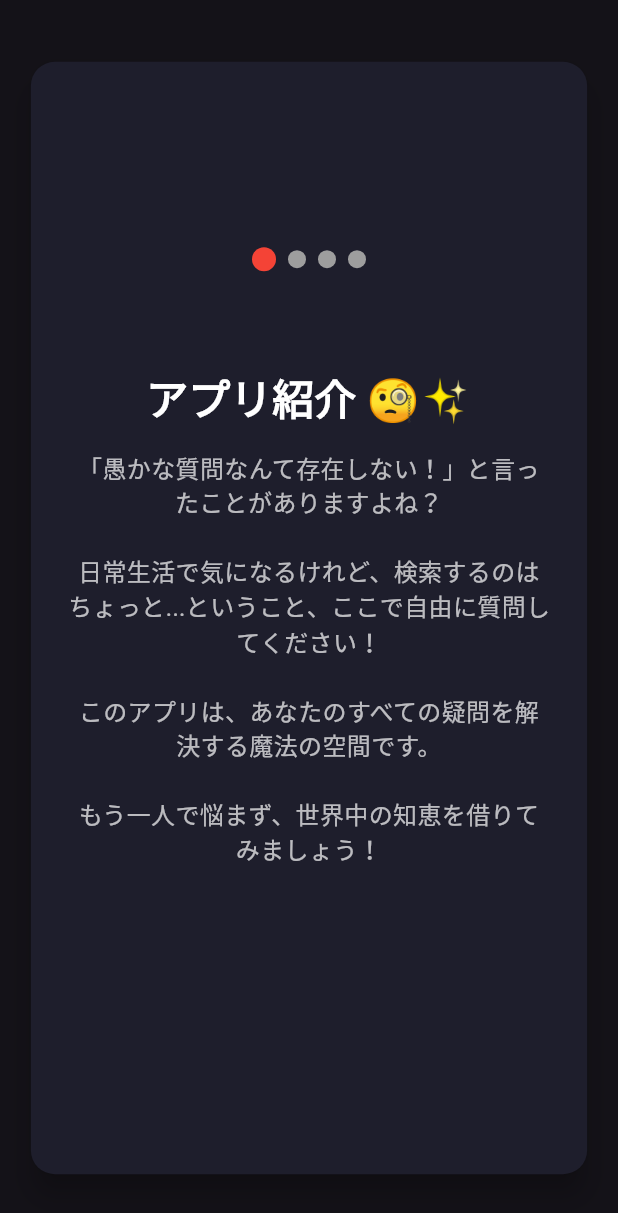
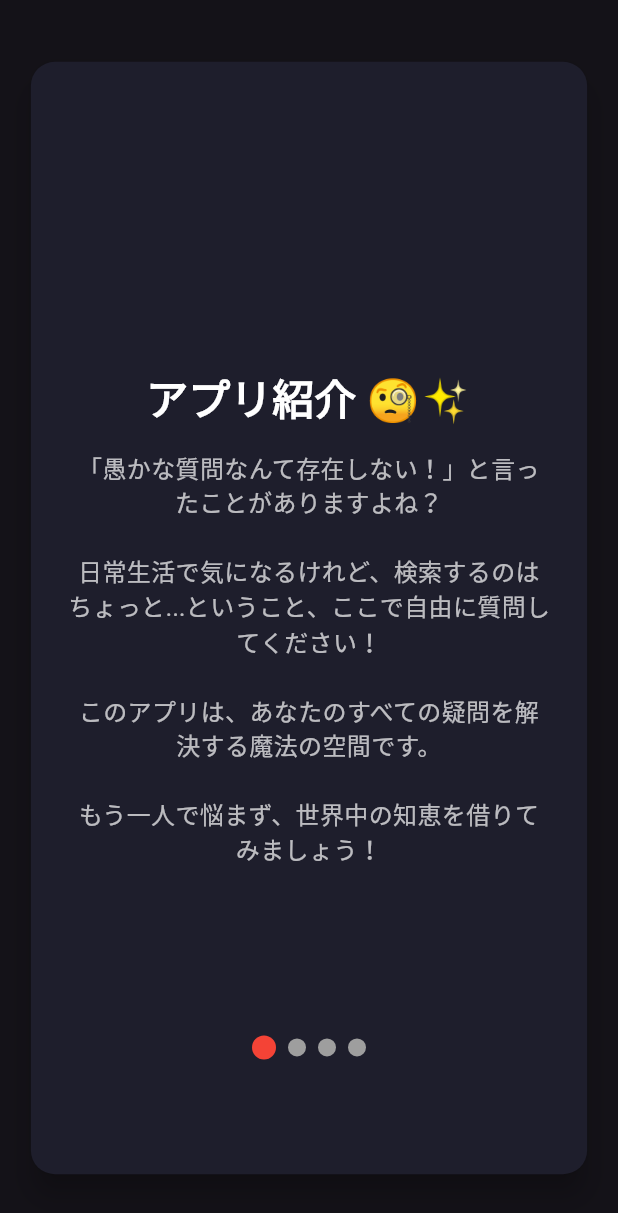
Before and after one commit to jhh78/what_this, a Flutter app: the TutorialScreen screen opened directly, on a phone screen of 412 x 824 dp. Shown: the top 1213 px of the screen. Run offline on Flutter 3.47's test engine with Material 3 defaults, Android fonts, the phone set to English and light mode, and no system bars; our stand-ins replace cached_network_image, firebase_auth, firebase_core, flutter_colorpicker, flutter_dotenv, flutter_signin_button and 10 more; missing offline and left inert: exif; accounts and stored records are empty; generated files the repository leaves out were written again; network calls fail.

Commit message:
version: 1.2.2+22

```diff
--- a/lib/screen/tutorial.dart
+++ b/lib/screen/tutorial.dart
@@ -9,7 +9,7 @@ final List<Map<String, dynamic>> _tutorialData = [
         '日常生活で気になるけれど、検索するのはちょっと...ということ、ここで自由に質問してください！\n\n'
         'このアプリは、あなたのすべての疑問を解決する魔法の空間です。\n\n'
         'もう一人で悩まず、世界中の知恵を借りてみましょう！',
-    'color': const Color(0xFF1E1E2C), // ダークブルー系
+    'color': const Color(0xFF1E1E2C),
   },
   {
     'title': '使い方 🎯📸',
@@ -19,7 +19,7 @@ final List<Map<String, dynamic>> _tutorialData = [
         '3. 必要なら写真を添付！（言葉で説明しにくい場合は写真一枚で解決！）\n'
         '4. 手書きで絵を描いて質問することも可能！（アイデアを視覚化して共有しましょう！）\n\n'
         '気軽に、負担なく使ってください！ 🎉',
-    'color': const Color(0xFF2C2C2C), // ダークグレー系
+    'color': const Color(0xFF2C2C2C),
   },
   {
     'title': '会員情報＆アカウント管理 ⚠️🔑',
@@ -27,7 +27,7 @@ final List<Map<String, dynamic>> _tutorialData = [
         '1. 退会するとアカウントは完全に削除されますが、既に投稿した質問は残ります。（インターネットの痕跡は消せない...🥲）\n'
         '2. アカウントを削除すると復元できないので、慎重に決定してください！\n\n'
         '退会は自由ですが、また戻りたくなるかも...? 😉',
-    'color': const Color(0xFF1F1F1F), // ダークチャコール系
+    'color': const Color(0xFF1F1F1F),
   },
   {
     'title': '質問を投稿する準備完了！ 🚀🎤',
@@ -36,7 +36,7 @@ final List<Map<String, dynamic>> _tutorialData = [
         '「これを聞いてもいいのかな...？」と思ったら？そんな時こそもっと面白い質問です！ 😆\n\n'
         '写真や手書きの絵を添付して、より具体的に質問を伝えることもできます。\n\n'
         '💡 今すぐ質問しに行こう！ 💡',
-    'color': const Color(0xFF242424), // ダークブラック系
+    'color': const Color(0xFF242424),
   },
 ];
 
@@ -56,38 +56,47 @@ class _TutorialScreenState extends State<TutorialScreen> {
     return Scaffold(
       body: Stack(
         children: [
-          PageView.builder(
+          _buildPageView(),
+          TutorialPagination(
+            currentPage: _currentPage,
+            tutorialDataLength: _tutorialData.length,
+          ),
+        ],
+      ),
+    );
+  }
+
+  Widget _buildPageView() {
+    return PageView.builder(
       controller: _pageController,
-            onPageChanged: (index) {
-              setState(() {
-                _currentPage = index;
-              });
-            },
+      onPageChanged: (index) => setState(() => _currentPage = index),
       itemCount: _tutorialData.length,
       itemBuilder: (context, index) {
+        return _buildPageItem(index);
+      },
+    );
+  }
+
+  Widget _buildPageItem(int index) {
     final data = _tutorialData[index];
     return AnimatedBuilder(
       animation: _pageController,
       builder: (context, child) {
-                  double value = 0.0;
-                  if (_pageController.position.haveDimensions) {
-                    value = _pageController.page! - index;
-                  }
+        final value = _pageController.position.haveDimensions ? _pageController.page! - index : 0.0;
 
-                  // 회전 각도를 제한하여 카드가 부채꼴 모양으로 회전하도록 설정
-                  double rotationX = value * 3.14 / 6; // X축 회전 (30도)
-                  double rotationY = value * 3.14 / 12; // Y축 회전 (15도)
-                  double translationZ = value * -500; // Z축 이동 (깊이 효과)
+        final rotationX = value * 3.14 / 6; // X축 회전 (30도)
+        final rotationY = value * 3.14 / 12; // Y축 회전 (15도)
+        final translationZ = value * -500; // Z축 이동 (깊이 효과)
 
         return Transform(
           transform: Matrix4.identity()
             ..setEntry(3, 2, 0.001) // Perspective effect
-                      ..rotateX(rotationX) // X축 회전
-                      ..rotateY(rotationY) // Y축 회전
-                      ..translate(0.0, 0.0, translationZ), // Z축 이동
+            ..rotateX(rotationX)
+            ..rotateY(rotationY)
+            ..translate(0.0, 0.0, translationZ),
           alignment: Alignment.center,
           child: Opacity(
-                      opacity: (1 - value.abs()).clamp(0.0, 1.0), // 카드가 점점 사라지도록 설정
+            opacity: (1 - value.abs()).clamp(0.0, 1.0),
             child: TutorialContents(
               color: data['color'],
               title: data['title'],
@@ -98,14 +107,5 @@ class _TutorialScreenState extends State<TutorialScreen> {
         );
       },
     );
-            },
-          ),
-          TutorialPagination(
-            currentPage: _currentPage,
-            tutorialDataLength: _tutorialData.length,
-          ),
-        ],
-      ),
-    );
   }
 }
--- a/lib/widget/tutorial/pagination.dart
+++ b/lib/widget/tutorial/pagination.dart
@@ -13,7 +13,7 @@ class TutorialPagination extends StatelessWidget {
   @override
   Widget build(BuildContext context) {
     return Positioned(
-      top: MediaQuery.of(context).size.height / 5, // 페이지 네비게이션의 Y축 위치
+      bottom: MediaQuery.of(context).size.height / 7, // 페이지 네비게이션의 Y축 위치
       left: 0,
       right: 0,
       child: Row(
--- a/pubspec.yaml
+++ b/pubspec.yaml
@@ -16,7 +16,7 @@ publish_to: "none" # Remove this line if you wish to publish to pub.dev
 # https://developer.apple.com/library/archive/documentation/General/Reference/InfoPlistKeyReference/Articles/CoreFoundationKeys.html
 # In Windows, build-name is used as the major, minor, and patch parts
 # of the product and file versions while build-number is used as the build suffix.
-version: 1.2.1+21
+version: 1.2.2+22
 
 environment:
   sdk: ^3.6.1
```
Also changed, not shown: lib/main.dart (+8 -52 lines), lib/screen/policy.dart (+27 -38 lines), lib/screen/signin/sign_in.dart (+23 -14 lines), lib/service/vender/camera.dart (+17 -1 lines), lib/widget/atoms/simple_button.dart (added, +32 -0 lines), 1 other file. Lines whose indentation alone changed are shown as unchanged.
